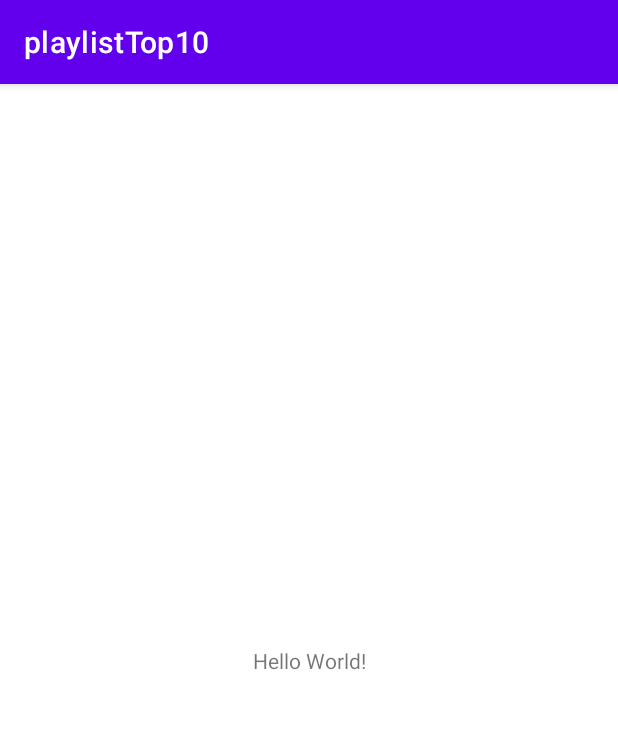
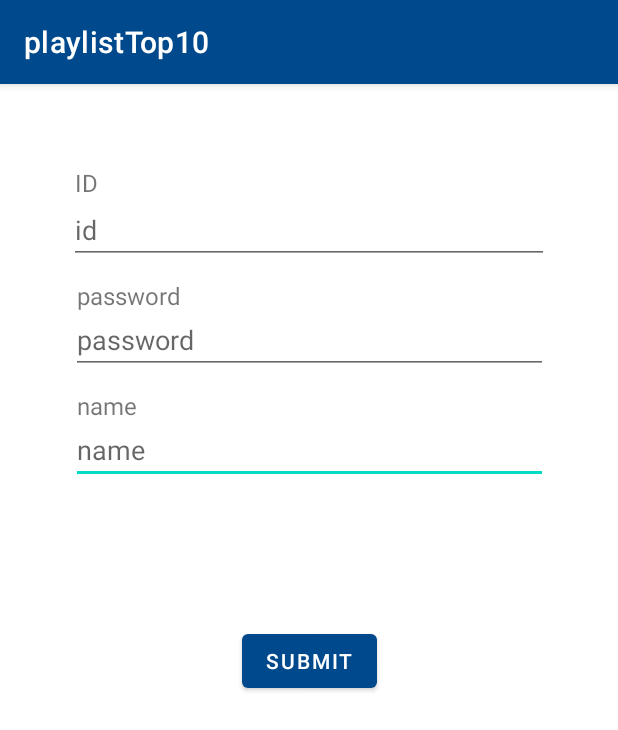
Before and after one commit to chaeheejo/playlistTop10, an Android app: the screen it shows after launch (MainActivity), on a phone screen of 412 x 824 dp. Shown: the top 730 px of the screen. Run offline under Robolectric (Android 15) with nearby library versions, the phone set to English and light mode, and no system bars; our stand-ins replace Firebase (no records; nobody signed in at launch, a user with empty details on screens opened directly).

```diff
--- /dev/null
+++ b/app/src/main/java/com/example/playlisttop10/LoginViewModel.kt
@@ -0,0 +1,4 @@
+package com.example.playlisttop10
+
+class LoginViewModel {
+}
--- /dev/null
+++ b/app/src/main/java/com/example/playlisttop10/SignupFragment.kt
@@ -0,0 +1,62 @@
+package com.example.playlisttop10
+
+import android.os.Bundle
+import androidx.fragment.app.Fragment
+import android.view.LayoutInflater
+import android.view.View
+import android.view.ViewGroup
+import android.widget.Button
+import android.widget.Toast
+import com.example.playlisttop10.databinding.FragmentSignupBinding
+
+class SignupFragment : Fragment() {
+    private var _binding: FragmentSignupBinding ?=null
+    private val binding get() = _binding!!
+
+    private val signupViewModel: SignupViewModel = SignupViewModel()
+
+    override fun onCreate(savedInstanceState: Bundle?) {
+        super.onCreate(savedInstanceState)
+    }
+
+    override fun onCreateView(
+        inflater: LayoutInflater, container: ViewGroup?,
+        savedInstanceState: Bundle?
+    ): View? {
+        _binding= FragmentSignupBinding.inflate(inflater, container, false)
+        val view = binding.root
+        return view
+    }
+
+    override fun onViewCreated(view: View, savedInstanceState: Bundle?) {
+        super.onViewCreated(view, savedInstanceState)
+
+        binding.signupBtnSubmit.setOnClickListener{
+            var id = binding.signupEdittextId.text.toString()
+            var password =  binding.signupEdittextPassword.text.toString()
+            var name =  binding.signupEdittextName.text.toString()
+
+            signupViewModel.setUserInformation(id, password, name)
+
+            when(signupViewModel.checkUserInformationFormat(id, password, name)){
+                "id"-> Toast.makeText(requireContext(), "5글자 이상의 id를 입력해주세요.", Toast.LENGTH_SHORT).show()
+                "password" -> Toast.makeText(requireContext(), "4글자 이상의 password를 입력해주세요.", Toast.LENGTH_SHORT).show()
+                "name" -> Toast.makeText(requireContext(), "정확한 이름을 입력해주세요.", Toast.LENGTH_SHORT).show()
+            }
+
+
+        }
+    }
+
+    override fun onDestroyView() {
+        super.onDestroyView()
+        _binding = null
+    }
+
+    companion object {
+        @JvmStatic
+        fun newInstance(param1: String, param2: String) =
+            SignupFragment().apply {
+            }
+    }
+}
--- /dev/null
+++ b/app/src/main/java/com/example/playlisttop10/SignupViewModel.kt
@@ -0,0 +1,32 @@
+package com.example.playlisttop10
+
+import androidx.lifecycle.LiveData
+import androidx.lifecycle.MutableLiveData
+
+class SignupViewModel {
+    private lateinit var id: String
+    private lateinit var password: String
+    private lateinit var name: String
+
+    private val isRegistered = MutableLiveData<Boolean>()
+    private val userRepository: UserRepository = UserRepository()
+
+    fun setUserInformation(id: String, password: String, name: String){
+        this.id = id
+        this.password = password
+        this.name = name
+    }
+
+    fun checkUserInformationFormat(id: String, password: String, name: String)= when{
+        id.length<5 ->  "id"
+        password.length<4 -> "password"
+        name.length<2 -> "name"
+        else -> null
+    }
+
+    fun trySignup(id: String, password: String, name: String): String{
+        userRepository.trySignup(id, password, name,  )
+    }
+
+    public fun getRegisterState(): LiveData<Boolean> { return isRegistered }
+}
--- a/app/src/main/res/layout/activity_main.xml
+++ b/app/src/main/res/layout/activity_main.xml
@@ -6,13 +6,18 @@
     android:layout_height="match_parent"
     tools:context=".MainActivity">
 
-    <TextView
-        android:layout_width="wrap_content"
-        android:layout_height="wrap_content"
-        android:text="Hello World!"
+    <fragment
+        android:id="@+id/nav_host_fragment"
+        android:name="androidx.navigation.fragment.NavHostFragment"
+        android:layout_width="0dp"
+        android:layout_height="0dp"
+        app:defaultNavHost="true"
         app:layout_constraintBottom_toBottomOf="parent"
         app:layout_constraintEnd_toEndOf="parent"
+        app:layout_constraintLeft_toLeftOf="parent"
+        app:layout_constraintRight_toRightOf="parent"
         app:layout_constraintStart_toStartOf="parent"
-        app:layout_constraintTop_toTopOf="parent" />
+        app:layout_constraintTop_toTopOf="parent"
+        app:navGraph="@navigation/nav_graph" />
 
 </androidx.constraintlayout.widget.ConstraintLayout>
--- /dev/null
+++ b/app/src/main/res/layout/fragment_signup.xml
@@ -0,0 +1,98 @@
+<?xml version="1.0" encoding="utf-8"?>
+<androidx.constraintlayout.widget.ConstraintLayout xmlns:android="http://schemas.android.com/apk/res/android"
+    xmlns:app="http://schemas.android.com/apk/res-auto"
+    xmlns:tools="http://schemas.android.com/tools"
+    android:layout_width="match_parent"
+    android:layout_height="match_parent"
+    tools:context=".SignupFragment">
+
+    <TextView
+        android:id="@+id/signup_text_id"
+        android:layout_width="wrap_content"
+        android:layout_height="wrap_content"
+        android:layout_marginStart="4dp"
+        android:text="ID"
+        android:textSize="16sp"
+        app:layout_constraintBottom_toTopOf="@+id/guideline3"
+        app:layout_constraintStart_toStartOf="@+id/signup_edittext_id" />
+
+    <TextView
+        android:id="@+id/signup_text_password"
+        android:layout_width="wrap_content"
+        android:layout_height="wrap_content"
+        android:layout_marginStart="4dp"
+        android:text="password"
+        android:textSize="16sp"
+        app:layout_constraintBottom_toTopOf="@+id/signup_edittext_password"
+        app:layout_constraintStart_toStartOf="@+id/signup_edittext_password" />
+
+    <TextView
+        android:id="@+id/signup_text_name"
+        android:layout_width="wrap_content"
+        android:layout_height="wrap_content"
+        android:layout_marginStart="4dp"
+        android:text="name"
+        android:textSize="16sp"
+        app:layout_constraintBottom_toTopOf="@+id/signup_edittext_name"
+        app:layout_constraintStart_toStartOf="@+id/signup_edittext_name" />
+
+    <EditText
+        android:id="@+id/signup_edittext_name"
+        android:layout_width="318dp"
+        android:layout_height="41dp"
+        android:layout_marginTop="32dp"
+        android:ems="10"
+        android:hint="name"
+        android:inputType="text"
+        app:layout_constraintEnd_toEndOf="parent"
+        app:layout_constraintStart_toStartOf="parent"
+        app:layout_constraintTop_toBottomOf="@+id/signup_edittext_password" />
+
+    <EditText
+        android:id="@+id/signup_edittext_password"
+        android:layout_width="318dp"
+        android:layout_height="41dp"
+        android:layout_marginTop="32dp"
+        android:ems="10"
+        android:hint="password"
+        android:inputType="textPassword"
+        app:layout_constraintEnd_toEndOf="parent"
+        app:layout_constraintStart_toStartOf="parent"
+        app:layout_constraintTop_toBottomOf="@+id/signup_edittext_id" />
+
+    <EditText
+        android:id="@+id/signup_edittext_id"
+        android:layout_width="320dp"
+        android:layout_height="43dp"
+        android:ems="10"
+        android:hint="id"
+        android:inputType="text"
+        app:layout_constraintEnd_toEndOf="parent"
+        app:layout_constraintStart_toStartOf="parent"
+        app:layout_constraintTop_toTopOf="@+id/guideline3" />
+
+    <Button
+        android:id="@+id/signup_btn_submit"
+        android:layout_width="wrap_content"
+        android:layout_height="wrap_content"
+        android:text="submit"
+        app:layout_constraintBottom_toTopOf="@+id/guideline5"
+        app:layout_constraintEnd_toEndOf="parent"
+        app:layout_constraintStart_toStartOf="parent"
+        app:layout_constraintTop_toBottomOf="@+id/signup_edittext_name" />
+
+    <androidx.constraintlayout.widget.Guideline
+        android:id="@+id/guideline3"
+        android:layout_width="wrap_content"
+        android:layout_height="wrap_content"
+        android:orientation="horizontal"
+        app:layout_constraintGuide_percent="0.1" />
+
+    <androidx.constraintlayout.widget.Guideline
+        android:id="@+id/guideline5"
+        android:layout_width="wrap_content"
+        android:layout_height="wrap_content"
+        android:orientation="horizontal"
+        app:layout_constraintGuide_percent="0.6538988" />
+
+</androidx.constraintlayout.widget.ConstraintLayout>
--- /dev/null
+++ b/app/src/main/res/navigation/nav_graph.xml
@@ -0,0 +1,23 @@
+<?xml version="1.0" encoding="utf-8"?>
+<navigation xmlns:android="http://schemas.android.com/apk/res/android"
+    xmlns:app="http://schemas.android.com/apk/res-auto"
+    xmlns:tools="http://schemas.android.com/tools"
+    android:id="@+id/nav_graph"
+    app:startDestination="@id/signupFragment">
+
+    <fragment
+        android:id="@+id/loginFragment"
+        android:name="com.example.playlisttop10.LoginFragment"
+        android:label="fragment_login"
+        tools:layout="@layout/fragment_login" >
+        <action
+            android:id="@+id/action_loginFragment_to_signupFragment"
+            app:destination="@id/signupFragment" />
+    </fragment>
+    <fragment
+        android:id="@+id/signupFragment"
+        android:name="com.example.playlisttop10.SignupFragment"
+        android:label="fragment_signup"
+        tools:layout="@layout/fragment_signup" />
+
+</navigation>
--- a/app/src/main/res/values-night/themes.xml
+++ b/app/src/main/res/values-night/themes.xml
@@ -2,8 +2,8 @@
     <!-- Base application theme. -->
     <style name="Theme.PlaylistTop10" parent="Theme.MaterialComponents.DayNight.DarkActionBar">
         <!-- Primary brand color. -->
-        <item name="colorPrimary">@color/purple_200</item>
-        <item name="colorPrimaryVariant">@color/purple_700</item>
+        <item name="colorPrimary">@color/light_blue</item>
+        <item name="colorPrimaryVariant">@color/dark_blue</item>
         <item name="colorOnPrimary">@color/black</item>
         <!-- Secondary brand color. -->
         <item name="colorSecondary">@color/teal_200</item>
--- a/app/src/main/res/values/colors.xml
+++ b/app/src/main/res/values/colors.xml
@@ -1,8 +1,8 @@
 <?xml version="1.0" encoding="utf-8"?>
 <resources>
-    <color name="purple_200">#FFBB86FC</color>
-    <color name="purple_500">#FF6200EE</color>
-    <color name="purple_700">#FF3700B3</color>
+    <color name="light_blue">#0081cc</color>
+    <color name="blue">#00498c</color>
+    <color name="dark_blue">#003458</color>
     <color name="teal_200">#FF03DAC5</color>
     <color name="teal_700">#FF018786</color>
     <color name="black">#FF000000</color>
--- a/app/src/main/res/values/strings.xml
+++ b/app/src/main/res/values/strings.xml
@@ -1,3 +1,4 @@
 <resources>
     <string name="app_name">playlistTop10</string>
+    <string name="hello_blank_fragment">Hello blank fragment</string>
 </resources>
--- a/app/src/main/res/values/themes.xml
+++ b/app/src/main/res/values/themes.xml
@@ -2,8 +2,8 @@
     <!-- Base application theme. -->
     <style name="Theme.PlaylistTop10" parent="Theme.MaterialComponents.DayNight.DarkActionBar">
         <!-- Primary brand color. -->
-        <item name="colorPrimary">@color/purple_500</item>
-        <item name="colorPrimaryVariant">@color/purple_700</item>
+        <item name="colorPrimary">@color/blue</item>
+        <item name="colorPrimaryVariant">@color/dark_blue</item>
         <item name="colorOnPrimary">@color/white</item>
         <!-- Secondary brand color. -->
         <item name="colorSecondary">@color/teal_200</item>
--- a/build.gradle
+++ b/build.gradle
@@ -1,4 +1,8 @@
-// Top-level build file where you can add configuration options common to all sub-projects/modules.
+buildscript {
+    dependencies {
+        classpath 'com.google.gms:google-services:4.3.13'
+    }
+}// Top-level build file where you can add configuration options common to all sub-projects/modules.
 plugins {
     id 'com.android.application' version '7.2.1' apply false
     id 'com.android.library' version '7.2.1' apply false
```
Also changed, not shown: app/build.gradle (+8 -2 lines), app/src/main/java/com/example/playlisttop10/LoginFragment.kt (added, +43 -0 lines), app/src/main/java/com/example/playlisttop10/Result.java (added, +44 -0 lines), app/src/main/java/com/example/playlisttop10/UserRepository.kt (added, +26 -0 lines), app/src/main/res/layout/fragment_login.xml (added, +89 -0 lines).
